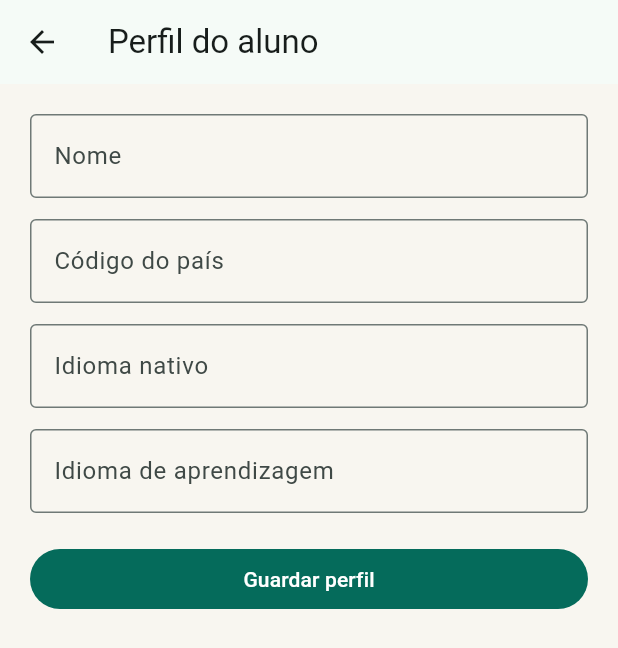
After one commit to sergiouragan-lgtm/LingoLive, a Flutter app: the screen it shows once a user with an empty profile is signed in, item 4 of the bottom bar chosen, after a tap on "Perfil do aluno", on a phone screen of 412 x 824 dp. The commit adds this screen. Shown: the top 648 px of the screen. Run offline on Flutter 3.47's test engine with Material 3 defaults, Android fonts, the phone set to English and light mode, and no system bars; our stand-ins replace cloud_firestore, firebase_auth, firebase_core; accounts and stored records are empty.

Commit message:
feat: add authenticated Flutter mobile interface

```diff
--- a/flutter/lib/auth/auth_gate.dart
+++ b/flutter/lib/auth/auth_gate.dart
@@ -1,6 +1,6 @@
 import 'package:firebase_auth/firebase_auth.dart';
 import 'package:flutter/material.dart';
-import '../memory/memory_control_screen.dart';
+import '../shell/app_shell.dart';
 import 'auth_screen.dart';
 import 'email_verification_screen.dart';
 
@@ -18,7 +18,7 @@ class AuthGate extends StatelessWidget {
         final user = snapshot.data;
         if (user == null) return const AuthScreen();
         if (!user.emailVerified) return EmailVerificationScreen(user: user);
-        return MemoryControlScreen(user: user);
+        return AppShell(user: user);
       },
     );
   }
--- a/flutter/lib/memory/memory_control_screen.dart
+++ b/flutter/lib/memory/memory_control_screen.dart
@@ -4,7 +4,8 @@ import '../firebase_services.dart';
 
 class MemoryControlScreen extends StatefulWidget {
   final User user;
-  const MemoryControlScreen({super.key, required this.user});
+  final bool embedded;
+  const MemoryControlScreen({super.key, required this.user, this.embedded = false});
 
   @override
   State<MemoryControlScreen> createState() => _MemoryControlScreenState();
@@ -90,7 +91,7 @@ class _MemoryControlScreenState extends State<MemoryControlScreen> {
         centerTitle: true,
         actions: [IconButton(tooltip: 'Terminar sessão', onPressed: FirebaseAuth.instance.signOut, icon: const Icon(Icons.logout_rounded))],
       ),
-      bottomNavigationBar: NavigationBar(
+      bottomNavigationBar: widget.embedded ? null : NavigationBar(
         selectedIndex: 2,
         destinations: const [
           NavigationDestination(icon: Icon(Icons.home_outlined), label: 'Início'),
--- /dev/null
+++ b/flutter/lib/profile/profile_hub_screen.dart
@@ -0,0 +1,103 @@
+import 'package:firebase_auth/firebase_auth.dart';
+import 'package:flutter/material.dart';
+import '../billing/subscription_screen.dart';
+import '../firebase_services.dart';
+import '../school/school_dashboard_screen.dart';
+
+import 'student_profile_screen.dart';
+import 'study_preferences_screen.dart';
+
+class ProfileHubScreen extends StatelessWidget {
+  final User user;
+
+  const ProfileHubScreen({super.key, required this.user});
+
+  Future<void> _open(BuildContext context, Widget screen) async {
+    await Navigator.of(context).push(MaterialPageRoute<void>(builder: (_) => screen));
+  }
+
+  @override
+  Widget build(BuildContext context) {
+    final displayName = user.displayName?.trim();
+    return Scaffold(
+      appBar: AppBar(
+        title: const Text('Perfil'),
+        actions: [
+          IconButton(
+            tooltip: 'Terminar sessão',
+            onPressed: FirebaseAuth.instance.signOut,
+            icon: const Icon(Icons.logout_rounded),
+          ),
+        ],
+      ),
+      body: SafeArea(
+        child: ListView(
+          padding: const EdgeInsets.all(20),
+          children: [
+            CircleAvatar(
+              radius: 38,
+              backgroundImage: user.photoURL == null ? null : NetworkImage(user.photoURL!),
+              child: user.photoURL == null ? const Icon(Icons.person, size: 38) : null,
+            ),
+            const SizedBox(height: 12),
+            Text(
+              displayName == null || displayName.isEmpty ? 'Aluno' : displayName,
+              textAlign: TextAlign.center,
+              style: Theme.of(context).textTheme.titleLarge?.copyWith(fontWeight: FontWeight.w800),
+            ),
+            if (user.email != null) Text(user.email!, textAlign: TextAlign.center),
+            const SizedBox(height: 28),
+            Card(
+              clipBehavior: Clip.antiAlias,
+              child: Column(
+                children: [
+                  ListTile(
+                    leading: const Icon(Icons.badge_outlined),
+                    title: const Text('Perfil do aluno'),
+                    subtitle: const Text('Identidade e percurso linguístico'),
+                    trailing: const Icon(Icons.chevron_right),
+                    onTap: () => _open(context, StudentProfileScreen(user: user)),
+                  ),
+                  const Divider(height: 1),
+                  ListTile(
+                    leading: const Icon(Icons.tune_rounded),
+                    title: const Text('Preferências de estudo'),
+                    subtitle: const Text('Objetivo, ritmo e frequência'),
+                    trailing: const Icon(Icons.chevron_right),
+                    onTap: () => _open(context, StudyPreferencesScreen(user: user)),
+                  ),
+                  const Divider(height: 1),
+                  ListTile(
+                    leading: const Icon(Icons.credit_card_outlined),
+                    title: const Text('Plano e faturação'),
+                    subtitle: const Text('Subscrição e pagamento seguro'),
+                    trailing: const Icon(Icons.chevron_right),
+                    onTap: () => _open(context, const SubscriptionScreen()),
+                  ),
+                  StreamBuilder(
+                    stream: FirebaseServices.firestore.collection('users').doc(user.uid).snapshots(),
+                    builder: (context, snapshot) {
+                      final role = snapshot.data?.data()?['role']?.toString().toUpperCase();
+                      final allowed = {'SCHOOL_ADMIN', 'ORG_ADMIN', 'ADMIN', 'SUPER_ADMIN'}.contains(role);
+                      if (!allowed) return const SizedBox.shrink();
+                      return Column(children: [
+                        const Divider(height: 1),
+                        ListTile(
+                          leading: const Icon(Icons.school_outlined),
+                          title: const Text('Painel da escola'),
+                          subtitle: const Text('Acesso institucional protegido'),
+                          trailing: const Icon(Icons.chevron_right),
+                          onTap: () => _open(context, const SchoolDashboardScreen()),
+                        ),
+                      ]);
+                    },
+                  ),
+                ],
+              ),
+            ),
+          ],
+        ),
+      ),
+    );
+  }
+}
--- /dev/null
+++ b/flutter/lib/profile/student_profile_screen.dart
@@ -0,0 +1,128 @@
+import 'package:cloud_firestore/cloud_firestore.dart';
+import 'package:firebase_auth/firebase_auth.dart';
+import 'package:flutter/material.dart';
+
+import '../firebase_services.dart';
+
+class StudentProfileScreen extends StatefulWidget {
+  final User user;
+
+  const StudentProfileScreen({super.key, required this.user});
+
+  @override
+  State<StudentProfileScreen> createState() => _StudentProfileScreenState();
+}
+
+class _StudentProfileScreenState extends State<StudentProfileScreen> {
+  final _formKey = GlobalKey<FormState>();
+  final _displayName = TextEditingController();
+  final _countryCode = TextEditingController();
+  final _nativeLanguage = TextEditingController();
+  final _learningLanguage = TextEditingController();
+  bool _loading = true;
+  bool _saving = false;
+  String? _error;
+
+  @override
+  void initState() {
+    super.initState();
+    _load();
+  }
+
+  @override
+  void dispose() {
+    _displayName.dispose();
+    _countryCode.dispose();
+    _nativeLanguage.dispose();
+    _learningLanguage.dispose();
+    super.dispose();
+  }
+
+  Future<void> _load() async {
+    try {
+      final snapshot = await FirebaseServices.firestore.collection('users').doc(widget.user.uid).get();
+      final data = snapshot.data();
+      _displayName.text = data?['displayName'] as String? ?? widget.user.displayName ?? '';
+      _countryCode.text = data?['countryCode'] as String? ?? '';
+      _nativeLanguage.text = data?['nativeLanguage'] as String? ?? '';
+      _learningLanguage.text = data?['learningLanguage'] as String? ?? '';
+    } catch (_) {
+      _error = 'Não foi possível carregar o perfil.';
+    } finally {
+      if (mounted) setState(() => _loading = false);
+    }
+  }
+
+  Future<void> _save() async {
+    if (!_formKey.currentState!.validate()) return;
+    setState(() {
+      _saving = true;
+      _error = null;
+    });
+    try {
+      final name = _displayName.text.trim();
+      await FirebaseServices.firestore.collection('users').doc(widget.user.uid).update({
+        'displayName': name,
+        'countryCode': _countryCode.text.trim().toUpperCase(),
+        'nativeLanguage': _nativeLanguage.text.trim(),
+        'learningLanguage': _learningLanguage.text.trim(),
+        'updatedAt': FieldValue.serverTimestamp(),
+      });
+      await widget.user.updateDisplayName(name);
+      if (mounted) ScaffoldMessenger.of(context).showSnackBar(const SnackBar(content: Text('Perfil atualizado.')));
+    } catch (_) {
+      if (mounted) setState(() => _error = 'Não foi possível guardar o perfil.');
+    } finally {
+      if (mounted) setState(() => _saving = false);
+    }
+  }
+
+  @override
+  Widget build(BuildContext context) {
+    if (_loading) return const Scaffold(body: Center(child: CircularProgressIndicator()));
+    return Scaffold(
+      appBar: AppBar(title: const Text('Perfil do aluno')),
+      body: SafeArea(
+        child: Form(
+          key: _formKey,
+          child: ListView(
+            padding: const EdgeInsets.all(20),
+            children: [
+              TextFormField(
+                controller: _displayName,
+                textInputAction: TextInputAction.next,
+                decoration: const InputDecoration(labelText: 'Nome', border: OutlineInputBorder()),
+                validator: (value) => (value?.trim().length ?? 0) < 2 ? 'Introduza o seu nome.' : null,
+              ),
+              const SizedBox(height: 14),
+              TextFormField(
+                controller: _countryCode,
+                textCapitalization: TextCapitalization.characters,
+                textInputAction: TextInputAction.next,
+                decoration: const InputDecoration(labelText: 'Código do país', hintText: 'AO', border: OutlineInputBorder()),
+                validator: (value) {
+                  final code = value?.trim() ?? '';
+                  return code.isNotEmpty && code.length != 2 ? 'Use um código ISO de duas letras.' : null;
+                },
+              ),
+              const SizedBox(height: 14),
+              TextFormField(
+                controller: _nativeLanguage,
+                textInputAction: TextInputAction.next,
+                decoration: const InputDecoration(labelText: 'Idioma nativo', border: OutlineInputBorder()),
+              ),
+              const SizedBox(height: 14),
+              TextFormField(
+                controller: _learningLanguage,
+                decoration: const InputDecoration(labelText: 'Idioma de aprendizagem', border: OutlineInputBorder()),
+              ),
+              if (_error != null) Padding(padding: const EdgeInsets.only(top: 12), child: Text(_error!, style: TextStyle(color: Theme.of(context).colorScheme.error))),
+              const SizedBox(height: 20),
+              FilledButton(onPressed: _saving ? null : _save, child: Text(_saving ? 'A guardar…' : 'Guardar perfil')),
+            ],
+          ),
+        ),
+      ),
+    );
+  }
+}
--- /dev/null
+++ b/flutter/lib/shell/app_shell.dart
@@ -0,0 +1,89 @@
+import 'package:firebase_auth/firebase_auth.dart';
+import 'package:flutter/material.dart';
+
+import '../memory/memory_control_screen.dart';
+import '../profile/profile_hub_screen.dart';
+
+class AppShell extends StatefulWidget {
+  final User user;
+
+  const AppShell({super.key, required this.user});
+
+  @override
+  State<AppShell> createState() => _AppShellState();
+}
+
+class _AppShellState extends State<AppShell> {
+  int _selectedIndex = 0;
+
+  @override
+  Widget build(BuildContext context) {
+    final pages = <Widget>[
+      _AuthenticatedHome(user: widget.user),
+      const _LearningEntryScreen(),
+      MemoryControlScreen(user: widget.user, embedded: true),
+      ProfileHubScreen(user: widget.user),
+    ];
+
+    return Scaffold(
+      body: IndexedStack(index: _selectedIndex, children: pages),
+      bottomNavigationBar: NavigationBar(
+        selectedIndex: _selectedIndex,
+        onDestinationSelected: (index) => setState(() => _selectedIndex = index),
+        destinations: const [
+          NavigationDestination(icon: Icon(Icons.home_outlined), selectedIcon: Icon(Icons.home), label: 'Início'),
+          NavigationDestination(icon: Icon(Icons.menu_book_outlined), selectedIcon: Icon(Icons.menu_book), label: 'Aprender'),
+          NavigationDestination(icon: Icon(Icons.psychology_outlined), selectedIcon: Icon(Icons.psychology), label: 'Memória'),
+          NavigationDestination(icon: Icon(Icons.person_outline), selectedIcon: Icon(Icons.person), label: 'Perfil'),
+        ],
+      ),
+    );
+  }
+}
+
+class _AuthenticatedHome extends StatelessWidget {
+  final User user;
+
+  const _AuthenticatedHome({required this.user});
+
+  @override
+  Widget build(BuildContext context) {
+    final name = user.displayName?.trim();
+    return Scaffold(
+      appBar: AppBar(title: const Text('LingoLIVE')),
+      body: SafeArea(
+        child: Padding(
+          padding: const EdgeInsets.all(24),
+          child: Column(
+            crossAxisAlignment: CrossAxisAlignment.start,
+            children: [
+              Text(
+                name == null || name.isEmpty ? 'Bem-vindo' : 'Bem-vindo, $name',
+                style: Theme.of(context).textTheme.headlineSmall?.copyWith(fontWeight: FontWeight.w800),
+              ),
+              const SizedBox(height: 8),
+              const Text('O seu percurso autenticado está pronto para continuar.'),
+            ],
+          ),
+        ),
+      ),
+    );
+  }
+}
+
+class _LearningEntryScreen extends StatelessWidget {
+  const _LearningEntryScreen();
+
+  @override
+  Widget build(BuildContext context) => Scaffold(
+        appBar: AppBar(title: const Text('Aprender')),
+        body: const SafeArea(
+          child: Center(
+            child: Padding(
+              padding: EdgeInsets.all(24),
+              child: Text('As atividades disponíveis serão carregadas a partir do percurso real do aluno.', textAlign: TextAlign.center),
+            ),
+          ),
+        ),
+      );
+}
--- a/flutter/pubspec.yaml
+++ b/flutter/pubspec.yaml
@@ -13,6 +13,8 @@ dependencies:
   firebase_core: ^3.15.2
   firebase_auth: ^5.7.0
   cloud_firestore: ^5.6.12
+  http: ^1.2.2
+  url_launcher: ^6.3.1
 
 dev_dependencies:
   flutter_test:
```
Also changed, not shown: flutter/lib/billing/billing_repository.dart (added, +28 -0 lines), flutter/lib/billing/subscription_screen.dart (added, +68 -0 lines), flutter/lib/profile/study_preferences_screen.dart (added, +109 -0 lines), flutter/lib/school/school_dashboard_screen.dart (added, +21 -0 lines).
